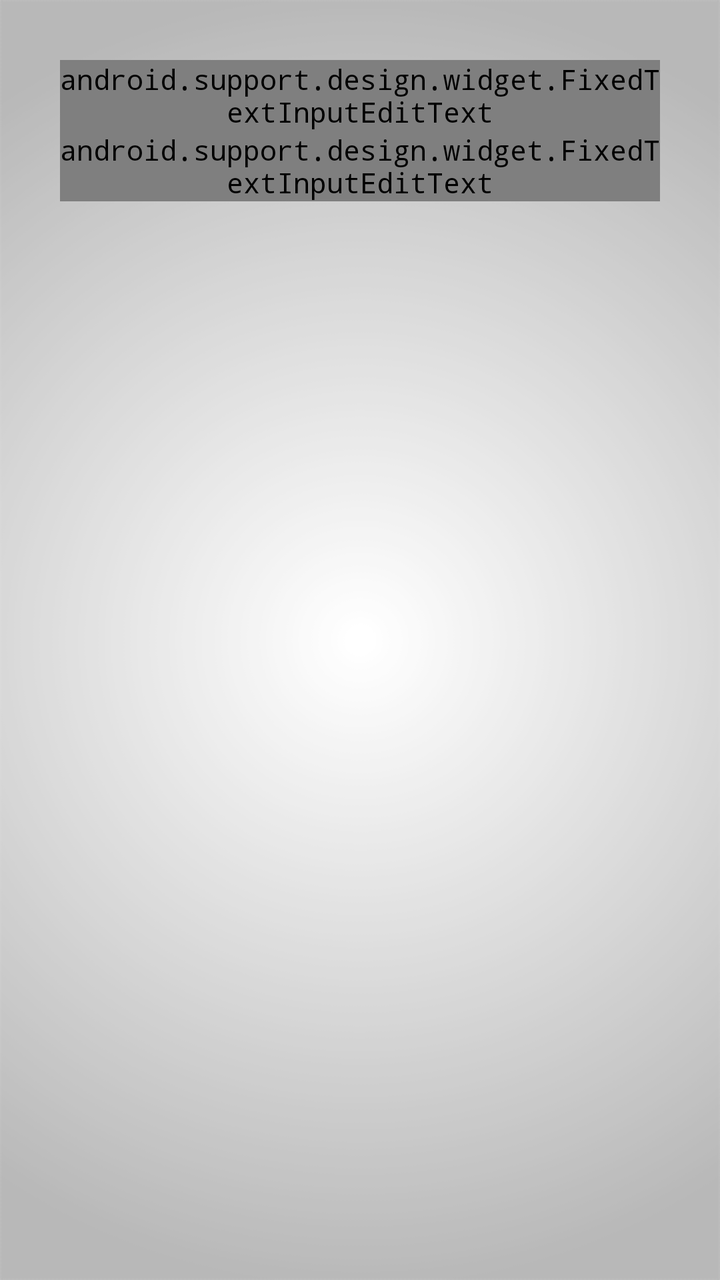
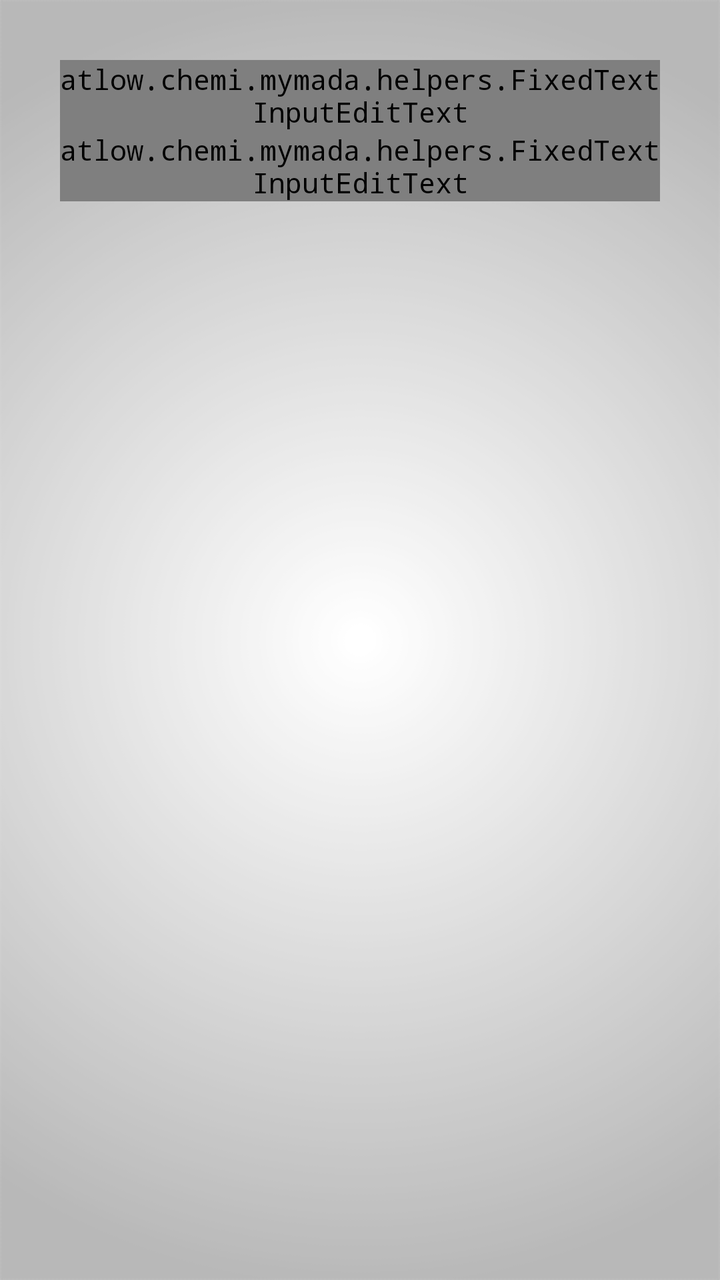

An Android layout rendered at two revisions. The XML below is the earlier revision; the diff shows what the commit changed to produce the second picture.
<!-- AndroidManifest.xml: application theme AppTheme -->
<!-- res/layout/new_word_dialog.xml -->
<?xml version="1.0" encoding="utf-8"?>
<RelativeLayout xmlns:android="http://schemas.android.com/apk/res/android"
    android:layout_width="match_parent"
    android:layout_height="match_parent"
    android:layoutDirection="ltr"
    android:baselineAligned="false"
    android:padding="30dp">
    <com.google.android.material.textfield.TextInputLayout
        android:layout_width="match_parent"
        android:layout_height="wrap_content"
        android:id="@+id/nameTil"
        android:layout_alignParentTop="true">
        <android.support.design.widget.FixedTextInputEditText
            android:id="@+id/wordName"
            android:layout_width="match_parent"
            android:layout_height="wrap_content"
            android:gravity="start"
            android:lines="1"
            android:hint="@string/wordName"
            android:inputType="text"
            android:singleLine="true" />
    </com.google.android.material.textfield.TextInputLayout>
    <com.google.android.material.textfield.TextInputLayout
        android:layout_width="match_parent"
        android:layout_height="wrap_content"
        android:id="@+id/definitionTil"
        android:layout_below="@id/nameTil">
        <android.support.design.widget.FixedTextInputEditText
            android:id="@+id/wordDefinition"
            android:layout_width="match_parent"
            android:layout_height="wrap_content"
            android:gravity="start"
            android:lines="5"
            android:hint="@string/wordDefinition"
            android:inputType="textMultiLine"
            android:singleLine="true" />
    </com.google.android.material.textfield.TextInputLayout>
</RelativeLayout>
<!-- resources referenced by this layout -->
<resources>
  <string name="wordDefinition">משמעות המונח</string>
  <string name="wordName">מונח רפואי</string>
  <style name="AppTheme" parent="Theme.AppCompat.Light">
          
          <item name="android:textColor">@color/Black</item>
          <item name="colorPrimary">@color/ColorPrimary</item>
          <item name="colorPrimaryDark">@color/ColorPrimaryDark</item>
          <item name="android:textColorHintInverse">@color/ColorBlue</item>
          <item name="actionBarTheme">@style/ThemeOverlay.AppCompat.Dark.ActionBar</item>
          <item name="buttonStyle">@style/FButton</item>
          <item name="android:buttonStyle">@style/FButton</item>
          <item name="colorAccent">@color/materialGrey300</item>
          
          <item name="android:actionMenuTextColor">@color/Black</item>
          <item name="android:itemBackground">@color/materialGrey300</item>
          <item name="android:textColorSecondary">@color/ColorRedDark</item>
          <item name="android:windowBackground">@drawable/ic_bgg</item>
          <item name="android:typeface">monospace</item>
  
          <item name="android:textColorHint">@color/ColorAqua</item>
          <item name="colorControlNormal">@color/ColorBlue</item>
          <item name="colorControlActivated">@color/ColorAqua</item>
          
          <item name="colorControlHighlight">@android:color/transparent</item>
      </style>
  <color name="Black">#000000</color>
  <color name="ColorPrimary">#10133b</color>
  <color name="ColorPrimaryDark">#1a1d4b</color>
  <color name="ColorBlue">#98194853</color>
  <style name="FButton" parent="Theme.AppCompat.Light">
          <item name="colorControlHighlight">@color/ColorBlue</item>
          <item name="android:textColor">@color/ColorAqua</item>
          <item name="android:textSize">20sp</item>
      </style>
  <color name="materialGrey300">#ffe0e0e0</color>
  <color name="ColorRedDark">#6b0000</color>
  <!-- drawable ic_bgg: png bitmap (drawable, 33899 bytes) -->
  <color name="ColorAqua">#32a7c3</color>
</resources>

<!-- the commit's change to res/layout/new_word_dialog.xml (unified diff, before → after) -->
@@ -10,7 +10,7 @@
         android:layout_height="wrap_content"
         android:id="@+id/nameTil"
         android:layout_alignParentTop="true">
-        <android.support.design.widget.FixedTextInputEditText
+        <atlow.chemi.mymada.helpers.FixedTextInputEditText
             android:id="@+id/wordName"
             android:layout_width="match_parent"
             android:layout_height="wrap_content"
@@ -25,7 +25,7 @@
         android:layout_height="wrap_content"
         android:id="@+id/definitionTil"
         android:layout_below="@id/nameTil">
-        <android.support.design.widget.FixedTextInputEditText
+        <atlow.chemi.mymada.helpers.FixedTextInputEditText
             android:id="@+id/wordDefinition"
             android:layout_width="match_parent"
             android:layout_height="wrap_content"
